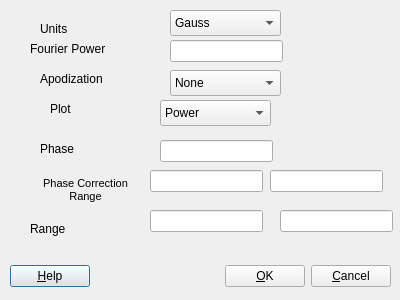
Old version of the form src/musredit/forms/PGetFourierBlockDialog.ui in the repository aPeter1/musrfit-fork.
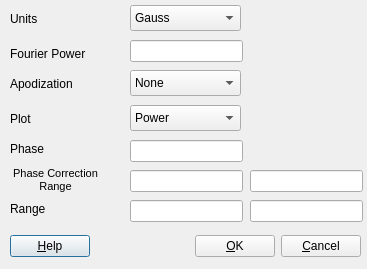
New version of the form. Icons and pictures are not drawn.

```diff
--- a/src/musredit/forms/PGetFourierBlockDialog.ui
+++ b/src/musredit/forms/PGetFourierBlockDialog.ui
@@ -6,8 +6,8 @@
    <rect>
     <x>0</x>
     <y>0</y>
-    <width>400</width>
-    <height>300</height>
+    <width>367</width>
+    <height>269</height>
    </rect>
   </property>
   <property name="windowTitle">
@@ -21,8 +21,8 @@
    <property name="geometry">
     <rect>
      <x>10</x>
-     <y>260</y>
-     <width>381</width>
+     <y>230</y>
+     <width>351</width>
      <height>32</height>
     </rect>
    </property>
@@ -66,8 +66,8 @@
   <widget class="QLabel" name="fUnits_label">
    <property name="geometry">
     <rect>
-     <x>40</x>
-     <y>20</y>
+     <x>10</x>
+     <y>10</y>
      <width>61</width>
      <height>17</height>
     </rect>
@@ -79,9 +79,9 @@
   <widget class="QLabel" name="fFourierPower_label">
    <property name="geometry">
     <rect>
-     <x>30</x>
-     <y>40</y>
-     <width>151</width>
+     <x>10</x>
+     <y>45</y>
+     <width>91</width>
      <height>17</height>
     </rect>
    </property>
@@ -92,8 +92,8 @@
   <widget class="QLabel" name="fApodization_label">
    <property name="geometry">
     <rect>
-     <x>40</x>
-     <y>70</y>
+     <x>10</x>
+     <y>75</y>
      <width>141</width>
      <height>17</height>
     </rect>
@@ -105,8 +105,8 @@
   <widget class="QLabel" name="fPlot_label">
    <property name="geometry">
     <rect>
-     <x>50</x>
-     <y>100</y>
+     <x>10</x>
+     <y>110</y>
      <width>61</width>
      <height>17</height>
     </rect>
@@ -118,7 +118,7 @@
   <widget class="QLabel" name="fPhase_label">
    <property name="geometry">
     <rect>
-     <x>40</x>
+     <x>10</x>
      <y>140</y>
      <width>61</width>
      <height>17</height>
@@ -131,8 +131,8 @@
   <widget class="QLabel" name="fPhaseCorrectionRange_label">
    <property name="geometry">
     <rect>
-     <x>30</x>
-     <y>170</y>
+     <x>0</x>
+     <y>160</y>
      <width>111</width>
      <height>41</height>
     </rect>
@@ -149,8 +149,8 @@
   <widget class="QLabel" name="fRange_label">
    <property name="geometry">
     <rect>
-     <x>30</x>
-     <y>220</y>
+     <x>10</x>
+     <y>200</y>
      <width>61</width>
      <height>17</height>
     </rect>
@@ -162,8 +162,8 @@
   <widget class="QComboBox" name="fUnits_comboBox">
    <property name="geometry">
     <rect>
-     <x>170</x>
-     <y>10</y>
+     <x>130</x>
+     <y>5</y>
      <width>111</width>
      <height>26</height>
     </rect>
@@ -187,7 +187,7 @@
   <widget class="QLineEdit" name="fFourierPower_lineEdit">
    <property name="geometry">
     <rect>
-     <x>170</x>
+     <x>130</x>
      <y>40</y>
      <width>113</width>
      <height>22</height>
@@ -197,7 +197,7 @@
   <widget class="QComboBox" name="fApodization_comboBox">
    <property name="geometry">
     <rect>
-     <x>170</x>
+     <x>130</x>
      <y>70</y>
      <width>111</width>
      <height>26</height>
@@ -227,8 +227,8 @@
   <widget class="QComboBox" name="fPlot_comboBox">
    <property name="geometry">
     <rect>
-     <x>160</x>
-     <y>100</y>
+     <x>130</x>
+     <y>105</y>
      <width>111</width>
      <height>26</height>
     </rect>
@@ -262,7 +262,7 @@
   <widget class="QLineEdit" name="fPhase_lineEdit">
    <property name="geometry">
     <rect>
-     <x>160</x>
+     <x>130</x>
      <y>140</y>
      <width>113</width>
      <height>22</height>
@@ -272,7 +272,7 @@
   <widget class="QLineEdit" name="fPhaseCorrectionRangeLow_lineEdit">
    <property name="geometry">
     <rect>
-     <x>150</x>
+     <x>130</x>
      <y>170</y>
      <width>113</width>
      <height>22</height>
@@ -282,7 +282,7 @@
   <widget class="QLineEdit" name="fPhaseCorrectionRangeUp_lineEdit">
    <property name="geometry">
     <rect>
-     <x>270</x>
+     <x>250</x>
      <y>170</y>
      <width>113</width>
      <height>22</height>
@@ -292,8 +292,8 @@
   <widget class="QLineEdit" name="fRangeLow_lineEdit">
    <property name="geometry">
     <rect>
-     <x>150</x>
-     <y>210</y>
+     <x>130</x>
+     <y>200</y>
      <width>113</width>
      <height>22</height>
     </rect>
@@ -302,8 +302,8 @@
   <widget class="QLineEdit" name="fRangeUp_lineEdit">
    <property name="geometry">
     <rect>
-     <x>280</x>
-     <y>210</y>
+     <x>250</x>
+     <y>200</y>
      <width>113</width>
      <height>22</height>
     </rect>
```
